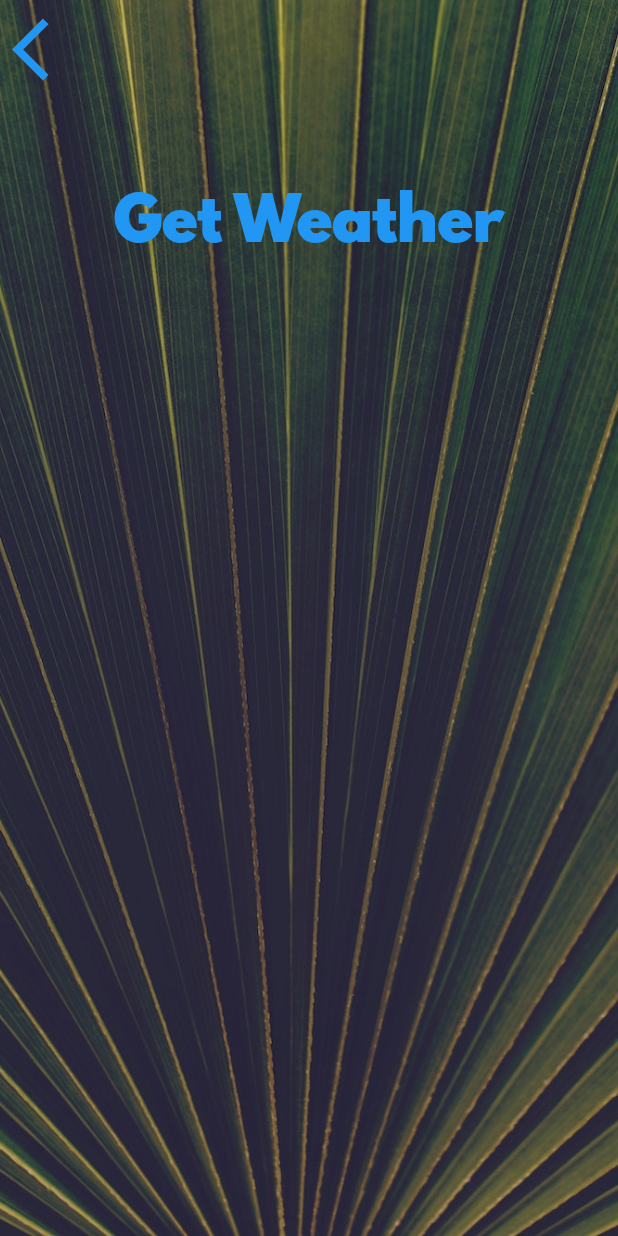
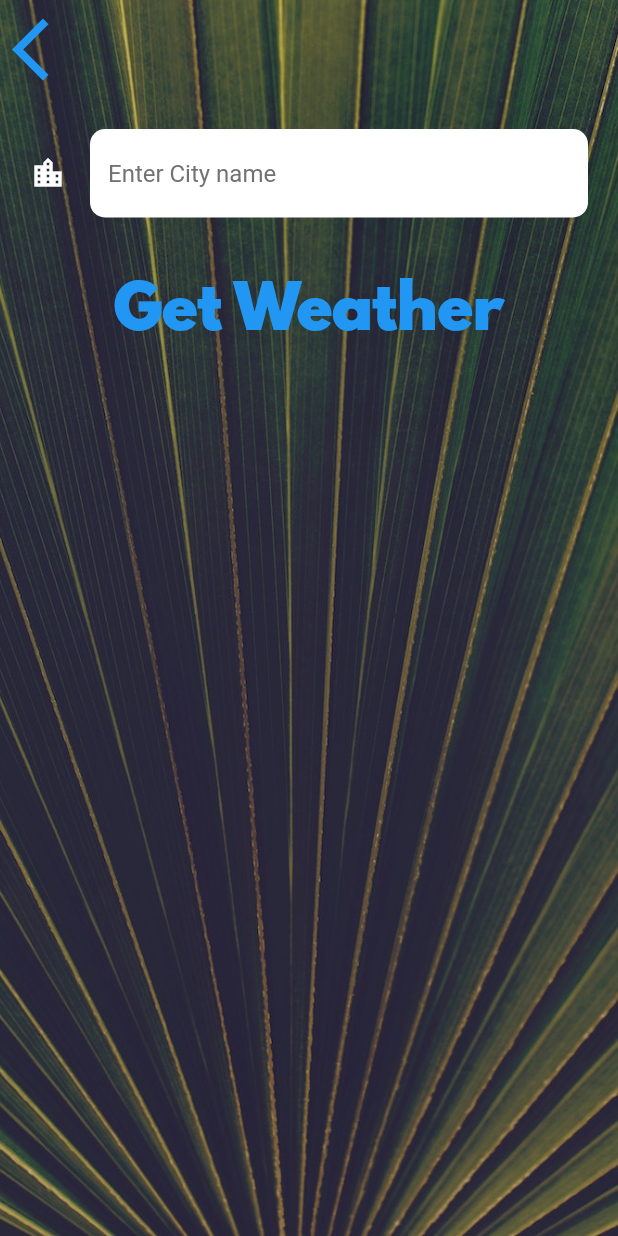
Before and after one commit to Dolnys/sweater_weather, a Flutter app: the CityScreen screen opened directly, on a phone screen of 412 x 824 dp. Run offline on Flutter 3.47's test engine with Material 2 defaults, Android fonts, the phone set to English and light mode, and no system bars; our stand-ins replace flutter_spinkit, geolocator; network calls fail.

Commit message:
prepare text field for cutom city weather

```diff
--- a/lib/main.dart
+++ b/lib/main.dart
@@ -1,5 +1,4 @@
 import 'package:flutter/material.dart';
-import 'package:geolocator/geolocator.dart';
 
 import 'package:sweater_weather/screens/loading_screen.dart';
 
--- a/lib/screens/city_screen.dart
+++ b/lib/screens/city_screen.dart
@@ -11,33 +11,39 @@
   Widget build(BuildContext context) {
     return Scaffold(
       body: Container(
-        decoration: BoxDecoration(
+        decoration: const BoxDecoration(
           image: DecorationImage(
             image: AssetImage('images/city_background.jpg'),
             fit: BoxFit.cover,
           ),
         ),
-        constraints: BoxConstraints.expand(),
+        constraints: const BoxConstraints.expand(),
         child: SafeArea(
           child: Column(
             children: <Widget>[
               Align(
                 alignment: Alignment.topLeft,
                 child: TextButton(
-                  onPressed: () {},
-                  child: Icon(
+                  onPressed: () {
+                    Navigator.pop(context);
+                  },
+                  child: const Icon(
                     Icons.arrow_back_ios,
                     size: 50.0,
                   ),
                 ),
               ),
               Container(
-                padding: EdgeInsets.all(20.0),
-                child: null,
+                padding: const EdgeInsets.all(20.0),
+                child: TextField(
+                  style: TextStyle(color: Colors.black),
+                  decoration: kTextFieldInputDecoration,
+                  onChanged: (value) {},
+                ),
               ),
               TextButton(
                 onPressed: () {},
-                child: Text(
+                child: const Text(
                   'Get Weather',
                   style: kButtonTextStyle,
                 ),
--- a/lib/screens/loading_screen.dart
+++ b/lib/screens/loading_screen.dart
@@ -39,7 +39,7 @@
 
   @override
   Widget build(BuildContext context) {
-    return Scaffold(
+    return const Scaffold(
       body: Center(
         child: SpinKitDoubleBounce(
           color: Colors.white,
--- a/lib/utilities/constants.dart
+++ b/lib/utilities/constants.dart
@@ -18,3 +18,20 @@
 const kConditionTextStyle = TextStyle(
   fontSize: 50.0,
 );
+
+const kTextFieldInputDecoration = InputDecoration(
+  filled: true,
+  fillColor: Colors.white,
+  icon: Icon(
+    Icons.location_city,
+    color: Colors.white,
+  ),
+  hintStyle: TextStyle(color: Color.fromARGB(255, 115, 114, 114)),
+  hintText: 'Enter City name',
+  border: OutlineInputBorder(
+    borderRadius: BorderRadius.all(
+      Radius.circular(10),
+    ),
+    borderSide: BorderSide.none,
+  ),
+);
```
Also changed, not shown: lib/screens/location_screen.dart (+18 -8 lines).
